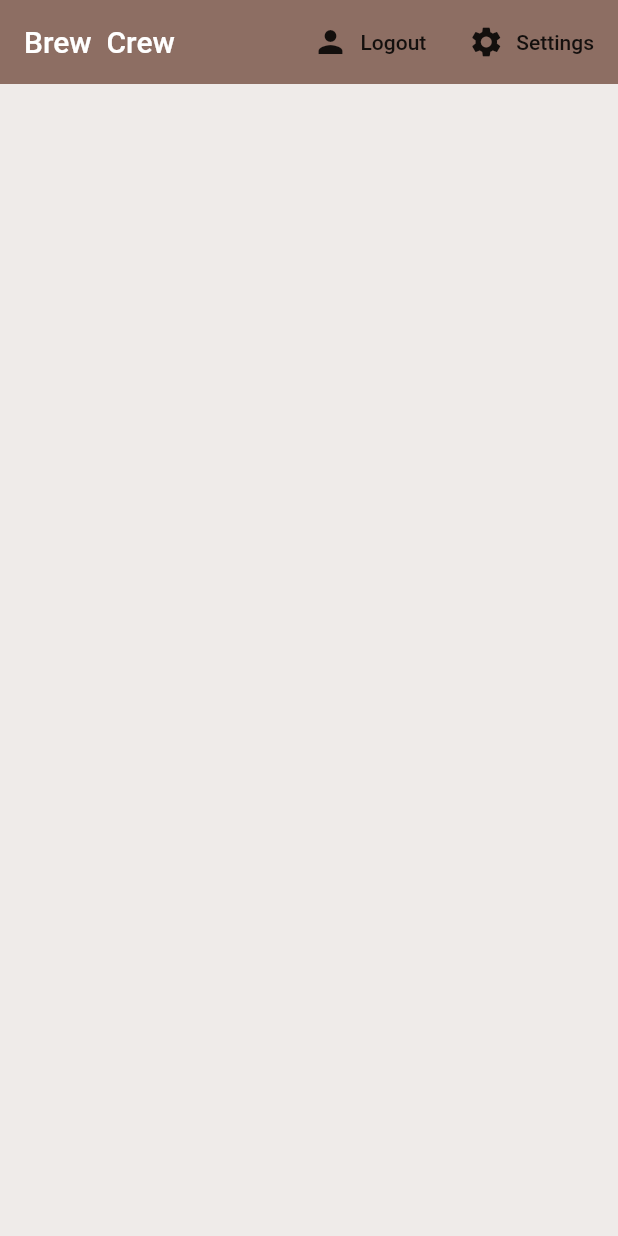
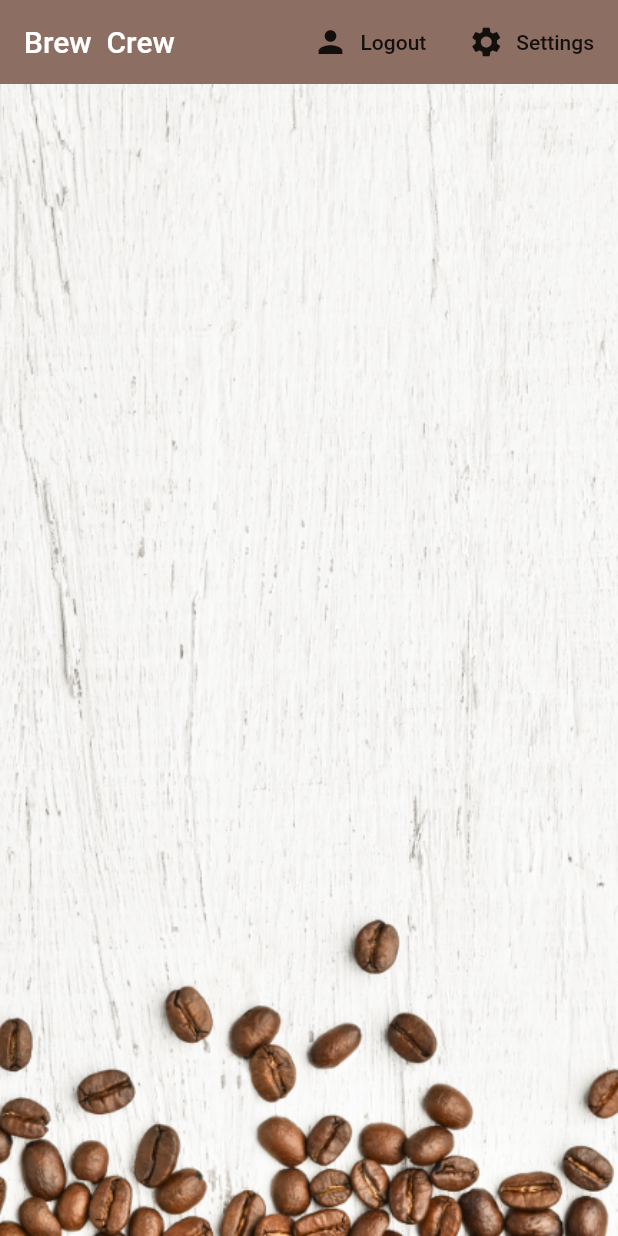
Before and after one commit to andrewjfei/brew-crew, a Flutter app: the screen it shows once a user with an empty profile is signed in, on a phone screen of 412 x 824 dp. Run offline on Flutter 3.47's test engine with Material 2 defaults, Android fonts, the phone set to English and light mode, and no system bars; our stand-ins replace cloud_firestore, firebase_auth, flutter_spinkit; accounts and stored records are empty.

```diff
--- a/lib/screens/home/brew_tile.dart
+++ b/lib/screens/home/brew_tile.dart
@@ -17,6 +17,7 @@ class BrewTile extends StatelessWidget {
           leading: CircleAvatar(
             radius: 25.0,
             backgroundColor: Colors.brown[brew.strength],
+            backgroundImage: AssetImage('assets/coffee_icon.png'),
           ),
           title: Text(brew.name),
           subtitle: Text('Takes ${brew.sugars} sugar(s)'),
--- a/lib/screens/home/home.dart
+++ b/lib/screens/home/home.dart
@@ -49,8 +49,15 @@ class Home extends StatelessWidget {
             ),
           ],
         ),
-        body: BrewList(
-
+        body: Container(
+          decoration: BoxDecoration(
+            image: DecorationImage(
+              image: AssetImage('assets/coffee_bg.png'),
+              fit: BoxFit.cover,
+            ),
+          ),
+          child: BrewList(
+          ),
         ),
       ),
     );
--- a/lib/screens/home/settings_form.dart
+++ b/lib/screens/home/settings_form.dart
@@ -40,8 +40,8 @@ class _SettingsFormState extends State<SettingsForm> {
                   ),
                   SizedBox(height: 20.0),
                   TextFormField(
-                    decoration: textInputDecoration.copyWith(
-                        hintText: _currentName ?? userData.name),
+                    initialValue: _currentName ?? userData.name,
+                    decoration: textInputDecoration,
                     validator: (val) =>
                         val.isEmpty ? 'Please enter a name' : null,
                     onChanged: (val) => setState(() => _currentName = val),
--- a/pubspec.yaml
+++ b/pubspec.yaml
@@ -45,9 +45,8 @@ flutter:
   uses-material-design: true
 
   # To add assets to your application, add an assets section, like this:
-  # assets:
-  #  - images/a_dot_burr.jpeg
-  #  - images/a_dot_ham.jpeg
+  assets:
+   - assets/
 
   # An image asset can refer to one or more resolution-specific "variants", see
   # https://flutter.dev/assets-and-images/#resolution-aware.
```
Also changed, not shown: assets/coffee_bg.png (added), assets/coffee_icon.png (added).
